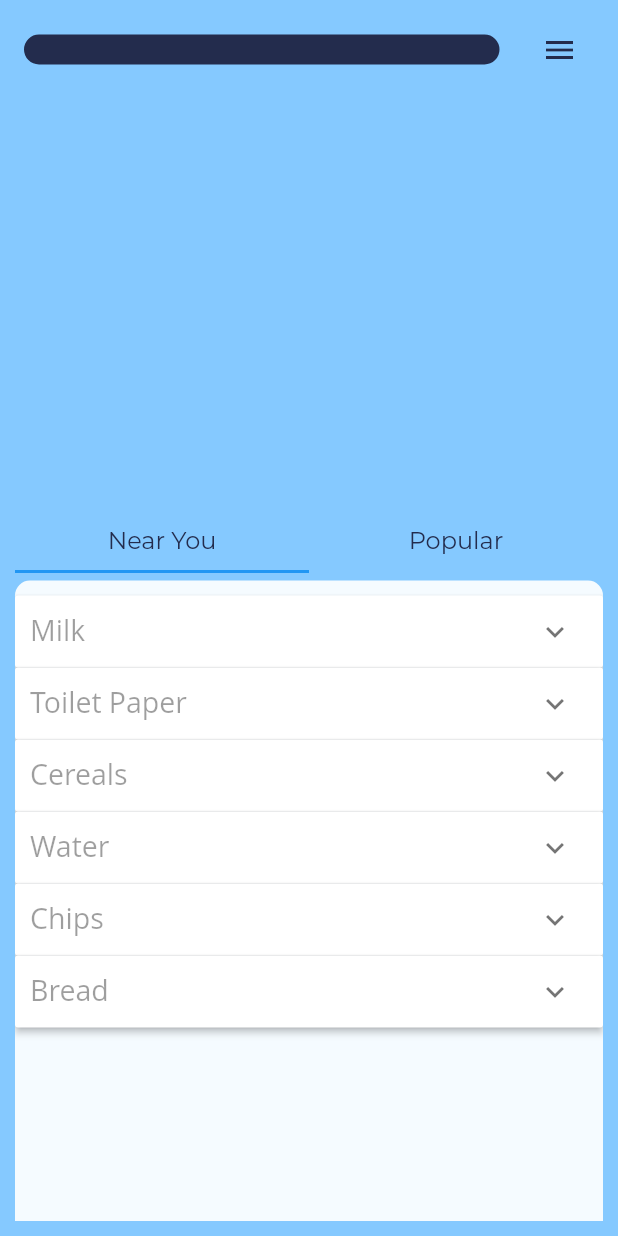
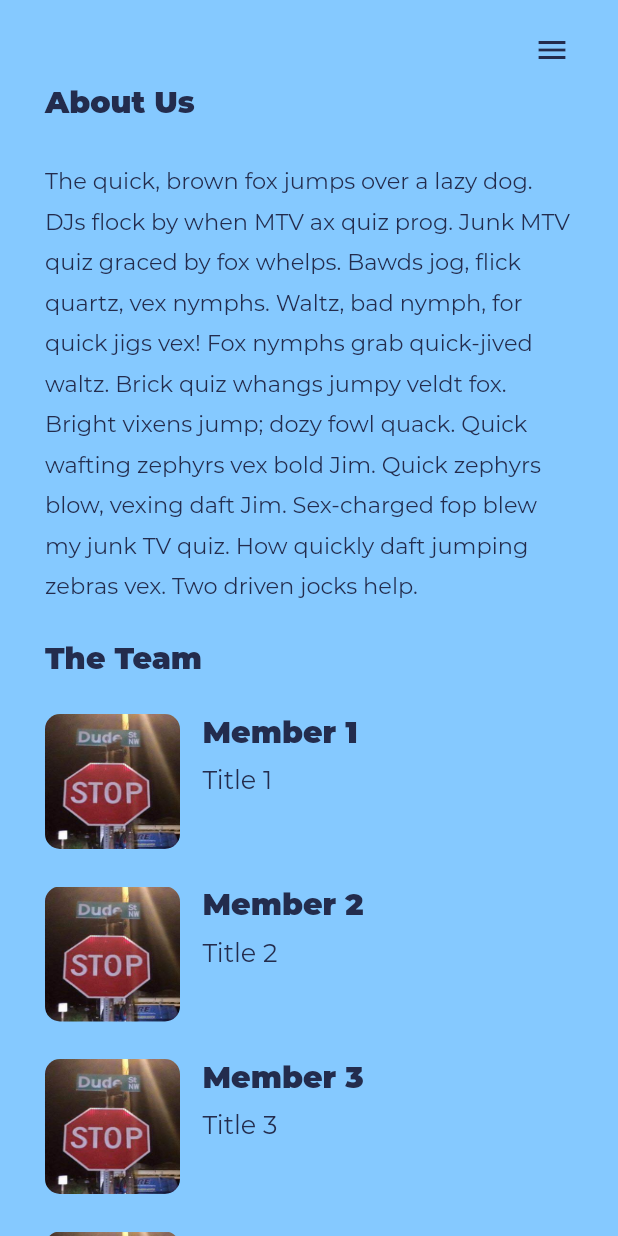
Before and after one commit to Piranova/InStockOutOfStock-ISOS, a Flutter app: the screen it shows after launch, in the side drawer, after a tap on "About Us", on a phone screen of 412 x 824 dp. Run offline on Flutter 3.47's test engine with Material 2 defaults, Android fonts, the light colour scheme and no system bars; our stand-ins replace sprintf; missing offline and left inert: underline_indicator; Roboto replaces fonts that are missing (Open Sans); project files that could hold a hidden picture were left out.

Commit message:
Added About Us Page and instructions to add contributor profile for Issue #12

```diff
--- a/Frontend/lib/custom-widgets/custom-drawer.dart
+++ b/Frontend/lib/custom-widgets/custom-drawer.dart
@@ -68,7 +68,7 @@ class _CustomDrawerState extends State<CustomDrawer> {
                         title: GestureDetector(
                           onTap: () {
                             Navigator.pushReplacementNamed(
-                                this.context, router.HOME);
+                                this.context, router.ABOUT_US);
                           },
                           child: new Text(
                             "About Us",
--- /dev/null
+++ b/Frontend/lib/pages/about-us-view.dart
@@ -0,0 +1,138 @@
+import 'package:flutter/material.dart';
+import '../custom-widgets/custom-drawer.dart';
+import '../util/appcolor.dart';
+
+const DummyText =
+    "The quick, brown fox jumps over a lazy dog. DJs flock by when MTV ax quiz prog. Junk MTV quiz graced by fox whelps. Bawds jog, flick quartz, vex nymphs. Waltz, bad nymph, for quick jigs vex! Fox nymphs grab quick-jived waltz. Brick quiz whangs jumpy veldt fox. Bright vixens jump; dozy fowl quack. Quick wafting zephyrs vex bold Jim. Quick zephyrs blow, vexing daft Jim. Sex-charged fop blew my junk TV quiz. How quickly daft jumping zebras vex. Two driven jocks help.";
+
+class AboutUsView extends StatelessWidget {
+
+        // ** INSTRUCTIONS FOR ADDING Your Image and Information on About Us Page ** //
+  // Step 1: Have you photo in .jpg format.
+  // Step 2: Move your photo that you want to put on About us page to [member-pics folder]
+  // Step 3: Go to [pubspec.yaml] in the root directory, go to line 46, insert a line like this - "member-pics/[Your Photo File].jpg" under [asset:]
+  // Step 4: Go back to this file, go to line 100. Check which line 100-103 that has not been filled (meaning if the parameters are "Member X", "Title X", "member-pics/memberOnePic.jpg")
+    // Step 4B (For new contributor only): If you are a new contributor, you would need to add in another renderMethod() because there are only 4, on the line after the last renderMethod()
+    // Step 4C: Move to Step 5
+
+  // Step 5: renderMember() takes in a name, title, and an image link in Step 2. Just replace "Member X" with your name, "Title X" with your title and "member-pics/memberOnePic.jpg" with your
+
+  Container renderMember(String name, String title, String imageRelativeLink) {
+    return Container(
+        //'member-pics/memberOnePic.jpg' => Example of Relative link
+        margin: EdgeInsets.fromLTRB(30, 25, 0, 0),
+        child: Row(
+          children: <Widget>[
+            ClipRRect(
+              borderRadius: BorderRadius.circular(10.0),
+              child: Image.asset(
+                imageRelativeLink,
+                width: 90,
+                height: 90,
+                fit: BoxFit.fill,
+              ),
+            ),
+            Container(
+                margin: EdgeInsets.fromLTRB(15, 0, 0, 35),
+                child: Column(
+                  crossAxisAlignment: CrossAxisAlignment.start,
+                  children: <Widget>[
+                    Text(name,
+                        style: TextStyle(
+                            color: AppColor.primaryDarkColor,
+                            fontFamily: 'Montserrat',
+                            fontWeight: FontWeight.w900,
+                            fontSize: 20)),
+                    Container(
+                      margin: EdgeInsets.fromLTRB(0, 10, 0, 0),
+                      child: Text(title,
+                          style: TextStyle(
+                              color: AppColor.primaryDarkColor,
+                              fontFamily: 'Montserrat',
+                              fontWeight: FontWeight.w400,
+                              fontSize: 17)),
+                    ),
+                  ],
+                ))
+          ],
+        ));
+  }
+
+  @override
+  Widget build(BuildContext context) {
+        return Scaffold(
+          resizeToAvoidBottomPadding: false,
+          backgroundColor: AppColor.primaryColor,
+          appBar: AboutUsAppBar(),
+          endDrawer: CustomDrawer(),
+          body: SingleChildScrollView(
+            child: Column(
+                crossAxisAlignment: CrossAxisAlignment.start,
+                children: <Widget>[
+                  Container(
+                    margin: EdgeInsets.fromLTRB(30, 0, 0, 0),
+                    child: Text("About Us",
+                        style: TextStyle(
+                            color: AppColor.primaryDarkColor,
+                            fontFamily: 'Montserrat',
+                            fontWeight: FontWeight.w900,
+                            fontSize: 20)),
+                  ),
+                  Container(
+                    margin: EdgeInsets.fromLTRB(30, 25, 30, 0),
+                    child: Text(DummyText, // Replace this
+                        style: TextStyle(
+                            color: AppColor.primaryDarkColor,
+                            fontFamily: 'Montserrat',
+                            fontWeight: FontWeight.w400,
+                            fontSize: 15,
+                            height: 1.8)),
+                  ),
+                  Container(
+                    margin: EdgeInsets.fromLTRB(30, 25, 0, 0),
+                    child: Text("The Team",
+                        style: TextStyle(
+                            color: AppColor.primaryDarkColor,
+                            fontFamily: 'Montserrat',
+                            fontWeight: FontWeight.w900,
+                            fontSize: 20)),
+                  ),
+                  renderMember("Member 1", "Title 1", "member-pics/memberOnePic.jpg"),
+                  renderMember("Member 2", "Title 2", "member-pics/memberOnePic.jpg"),
+                  renderMember("Member 3", "Title 3", "member-pics/memberOnePic.jpg"),
+                  renderMember("Member 4", "Title 4", "member-pics/memberOnePic.jpg"),
+                  // If you are new contributor, add another renderMember() here
+                  // Example: renderMember("John Doe", "Web Designer", "member-pics/JohnDoe.jpg"),
+
+                  SizedBox(height: 30)
+                ]
+          ),
+      ),
+    );
+  }
+}
+
+class AboutUsAppBar extends StatelessWidget implements PreferredSizeWidget {
+
+  @override
+  Widget build(BuildContext context) {
+
+    return Container(
+      margin: EdgeInsets.fromLTRB(0, 10, 20, 0),
+      child: AppBar(
+        centerTitle: true,
+        automaticallyImplyLeading: false,
+        elevation: 0.0,
+        backgroundColor: AppColor.primaryColor,
+        iconTheme: IconThemeData(
+            opacity: 20,
+            color: AppColor.primaryDarkColor,
+            size: IconTheme.of(context).size),
+      ),
+    );
+  }
+
+  @override
+  Size get preferredSize => new Size.fromHeight(kToolbarHeight);
+
+}
--- a/Frontend/lib/router.dart
+++ b/Frontend/lib/router.dart
@@ -7,6 +7,7 @@ import './util/constants.dart' as Constants;
 import './pages/thank-you-view.dart';
 import './pages/email-confirmation-view.dart';
 import './pages/profile-view.dart';
+import './pages/about-us-view.dart';
 
 const String HOME = Constants.INITIAL_ROUTE;
 const String LOGIN = Constants.LOGIN;
@@ -14,6 +15,8 @@ const String REGISTRATION = Constants.REGISTRATION;
 const String THANKYOU = Constants.THANKYOU;
 const String EMAIL_CONFIRMATION = Constants.EMAIL_CONFIRMATION;
 const String PROFILE = Constants.PROFILE;
+const String ABOUT_US = Constants.ABOUT_US;
+
 
 Route<dynamic> generateRoute(RouteSettings routeSettings) {
   if (routeSettings.arguments != null) {
@@ -42,6 +45,9 @@ Route<dynamic> generateRoute(RouteSettings routeSettings) {
     case PROFILE:
       return MaterialPageRoute(builder: (context) => ProfileView());
       break;
+    case ABOUT_US:
+      return MaterialPageRoute(builder: (context) => AboutUsView());
+      break;
     default:
       return MaterialPageRoute(builder: (context) => HomeView());
     //HomeView as default
--- a/Frontend/lib/util/constants.dart
+++ b/Frontend/lib/util/constants.dart
@@ -9,3 +9,4 @@ const REGISTRATION = 'REGISTRATION';
 const THANKYOU = 'THANKYOU'; // Thank you for signing up Page
 const EMAIL_CONFIRMATION = 'EMAIL_CONFIRMATION';
 const PROFILE = 'PROFILE';
+const ABOUT_US = 'ABOUT US';
--- a/Frontend/pubspec.yaml
+++ b/Frontend/pubspec.yaml
@@ -43,9 +43,9 @@ flutter:
   uses-material-design: true
 
   # To add assets to your application, add an assets section, like this:
-  # assets:
-  #   - images/a_dot_burr.jpeg
-  #   - images/a_dot_ham.jpeg
+  assets:
+    - member-pics/memberOnePic.jpg
+    # ADD your photo link HERE! Example member-pics/[Photo file name].jpg
 
   # An image asset can refer to one or more resolution-specific "variants", see
   # https://flutter.dev/assets-and-images/#resolution-aware.
```
Also changed, not shown: Frontend/member-pics/memberOnePic.jpg (added), Frontend/pubspec.lock.
